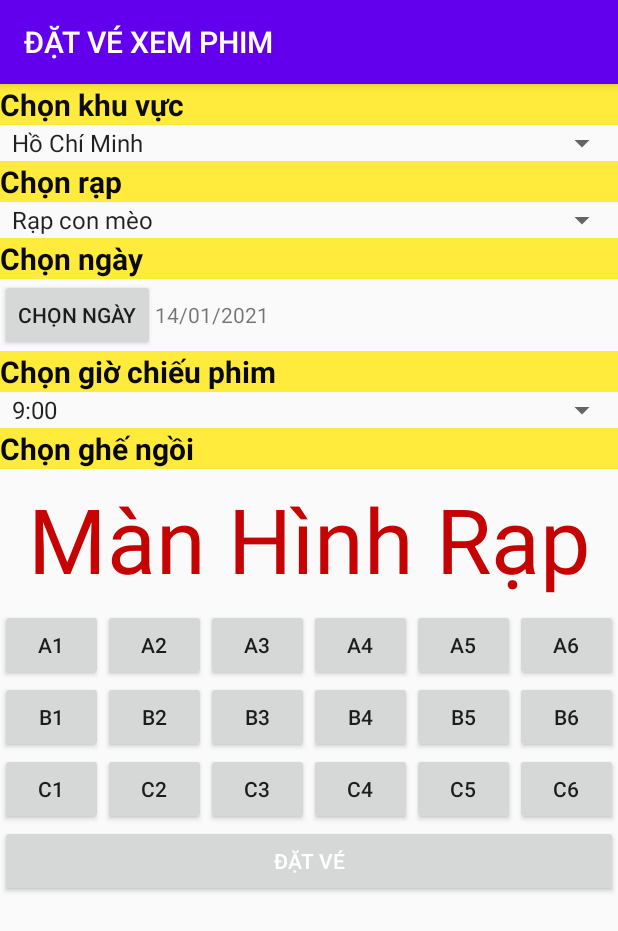
After one commit to HuynhVanBinh-CDPM18C/0306181203_HuynhVanBinh_android, an Android app: the datve screen opened directly, with no data from a screen before it, on a phone screen of 412 x 824 dp. The commit adds this screen. Shown: the top 931 px of the screen. Run offline under Robolectric (Android 15) with nearby library versions, the phone set to English and light mode, and no system bars.

Commit message:
Trọng 14/01
Tạo Giao diện đặt vé xem phim , xử lý các thứ các thứ

```diff
--- a/android22/app/src/main/AndroidManifest.xml
+++ b/android22/app/src/main/AndroidManifest.xml
@@ -12,7 +12,8 @@
         android:roundIcon="@mipmap/ic_launcher_round"
         android:supportsRtl="true"
         android:theme="@style/Theme.Demo1111">
-        <activity android:name=".video"></activity>
+        <activity android:name=".datve"></activity>
+        <activity android:name=".video" />
 
         <meta-data
             android:name="com.facebook.sdk.ApplicationId"
--- a/android22/app/src/main/java/com/example/demo11_11/MainActivity.java
+++ b/android22/app/src/main/java/com/example/demo11_11/MainActivity.java
@@ -86,7 +86,7 @@ public class MainActivity extends AppCompatActivity {
 
         // Tạo request lên server.
         Request sapchieu = new Request.Builder()
-                .url("http://192.168.88.105/api1/apiphimsapchieu.php")
+                .url("http://192.168.1.150:8080/api1/apiphimsapchieu.php")
                 .build();
 
         // Khởi tạo OkHttpClient để lấy dữ liệu.
@@ -137,7 +137,7 @@ public class MainActivity extends AppCompatActivity {
 
         // Tạo request lên server.
         Request request = new Request.Builder()
-                .url("http://192.168.88.105/api1/api.php")
+                .url("http://192.168.1.150:8080/api1/api.php")
                 .build();
 
 
--- a/android22/app/src/main/java/com/example/demo11_11/chitietphim/chitietphimMain.java
+++ b/android22/app/src/main/java/com/example/demo11_11/chitietphim/chitietphimMain.java
@@ -12,6 +12,7 @@ import android.widget.ImageView;
 
 import com.example.demo11_11.R;
 import com.example.demo11_11.danhsachphim.danhsachphimMain;
+import com.example.demo11_11.datve;
 import com.example.demo11_11.video;
 import com.squareup.moshi.JsonAdapter;
 import com.squareup.moshi.Moshi;
@@ -53,7 +54,7 @@ public class chitietphimMain extends AppCompatActivity {
 
         // Tạo request lên server.
         Request request = new Request.Builder()
-                .url("http://192.168.88.105/api1/chitietphim1.php")
+                .url("http://192.168.1.150:8080/api1/chitietphim1.php")
                 .build();
 
 
@@ -86,4 +87,10 @@ public class chitietphimMain extends AppCompatActivity {
         Intent intent = new Intent(chitietphimMain.this, video.class);
         startActivity(intent);
     }
+
+
+    public void datve(View view) {
+        Intent intent = new Intent(chitietphimMain.this , datve.class);
+        startActivity(intent);
+    }
 }
--- a/android22/app/src/main/java/com/example/demo11_11/danhsachphim/danhsachphimMain.java
+++ b/android22/app/src/main/java/com/example/demo11_11/danhsachphim/danhsachphimMain.java
@@ -52,7 +52,7 @@ public class danhsachphimMain extends AppCompatActivity {
 
         // Tạo request lên server.
         Request request = new Request.Builder()
-                .url("http://192.168.88.105/api1/api.php")
+                .url("http://192.168.1.150:8080/api1/api.php")
                 .build();
 
 
@@ -92,7 +92,7 @@ public class danhsachphimMain extends AppCompatActivity {
 
         // Tạo request lên server.
         Request sapchieu = new Request.Builder()
-                .url("http://192.168.88.105/api1/apiphimsapchieu.php")
+                .url("http://192.168.1.150:8080/api1/apiphimsapchieu.php")
                 .build();
 
         // Khởi tạo OkHttpClient để lấy dữ liệu.
--- /dev/null
+++ b/android22/app/src/main/java/com/example/demo11_11/datve.java
@@ -0,0 +1,199 @@
+package com.example.demo11_11;
+
+import android.app.DatePickerDialog;
+import android.app.Dialog;
+import android.support.v7.app.AppCompatActivity;
+import android.os.Bundle;
+import android.view.View;
+import android.widget.AdapterView;
+import android.widget.ArrayAdapter;
+import android.widget.Button;
+import android.widget.DatePicker;
+import android.widget.Spinner;
+import android.widget.TextView;
+import android.widget.Toast;
+
+import java.util.ArrayList;
+import java.util.Calendar;
+import java.util.List;
+
+public class datve extends AppCompatActivity implements View.OnClickListener  {
+    private Button btnA1,btnA2,btnA3,btnA4,btnA5,btnA6,btnB1,btnB2,btnB3,btnB4,btnB5,btnB6,btnC1,btnC2,btnC3,btnC4,btnC5,btnC6;
+    private Button chonngay;
+    int year,month,day;
+    TextView txtNgayduocchon;
+    Calendar cal;
+    @Override
+    protected void onCreate(Bundle savedInstanceState) {
+        super.onCreate(savedInstanceState);
+        setContentView(R.layout.activity_datve);
+        Spinner spnkhuvuc = (Spinner) findViewById(R.id.spnKhuVuc);
+        Spinner spnRap = (Spinner) findViewById(R.id.spnRap);
+        Spinner spnGio = (Spinner) findViewById(R.id.spnGio);
+        //List Khu Vuc
+        List<String> khuvuc = new ArrayList<String>();
+        khuvuc.add("Hồ Chí Minh");
+        khuvuc.add("Hà Nội");
+        khuvuc.add("Vũng Tàu");
+        khuvuc.add("Đà Nẵng");
+        //List Rap
+        List<String> rap = new ArrayList<String>();
+        rap.add("Rạp con mèo");
+        rap.add("Rạp con chó kêu");
+        rap.add("Rạp con gà kêu");
+        rap.add("Rạp con ếch kêu");
+        //list Suat Chieu
+        List<String> suatchieu = new ArrayList<String>();
+        suatchieu.add("9:00");
+        suatchieu.add("11:00");
+        suatchieu.add("13:00");
+        suatchieu.add("15:00");
+        suatchieu.add("17:00");
+        suatchieu.add("19:00");
+        suatchieu.add("21:00");
+        suatchieu.add("23:00");
+
+        // Creating adapter for spinner
+        ArrayAdapter<String> khuvucAdapter = new ArrayAdapter<String>(this, android.R.layout.simple_spinner_item, khuvuc );
+        ArrayAdapter<String> rapAdapter = new ArrayAdapter<String>(this, android.R.layout.simple_spinner_item, rap );
+        ArrayAdapter<String> suatAdapter = new ArrayAdapter<String>(this, android.R.layout.simple_spinner_item, suatchieu );
+        // Drop down layout style - list view with radio button
+        khuvucAdapter.setDropDownViewResource(android.R.layout.simple_spinner_dropdown_item);
+        rapAdapter.setDropDownViewResource(android.R.layout.simple_spinner_dropdown_item);
+        suatAdapter.setDropDownViewResource(android.R.layout.simple_spinner_dropdown_item);
+        // attaching data adapter to spinner
+        spnkhuvuc.setAdapter(khuvucAdapter);
+        spnRap.setAdapter(rapAdapter);
+        spnGio.setAdapter(suatAdapter);
+
+        btnA1 = findViewById(R.id.btnA1);
+        btnA2 = findViewById(R.id.btnA2);
+        btnA3 = findViewById(R.id.btnA3);
+        btnA4 = findViewById(R.id.btnA4);
+        btnA5 = findViewById(R.id.btnA5);
+        btnA6 = findViewById(R.id.btnA6);
+        btnA1.setOnClickListener(this);
+        btnA2.setOnClickListener(this);
+        btnA3.setOnClickListener(this);
+        btnA4.setOnClickListener(this);
+        btnA5.setOnClickListener(this);
+        btnA6.setOnClickListener(this);
+
+        btnB1 = findViewById(R.id.btnB1);
+        btnB2 = findViewById(R.id.btnB2);
+        btnB3 = findViewById(R.id.btnB3);
+        btnB4= findViewById(R.id.btnB4);
+        btnB5 = findViewById(R.id.btnB5);
+        btnB6 = findViewById(R.id.btnB6);
+        btnB1.setOnClickListener(this);
+        btnB2.setOnClickListener(this);
+        btnB3.setOnClickListener(this);
+        btnB4.setOnClickListener(this);
+        btnB5.setOnClickListener(this);
+        btnB6.setOnClickListener(this);
+
+        btnC1 = findViewById(R.id.btnC1);
+        btnC2 = findViewById(R.id.btnC2);
+        btnC3 = findViewById(R.id.btnC3);
+        btnC4= findViewById(R.id.btnC4);
+        btnC5 = findViewById(R.id.btnC5);
+        btnC6 = findViewById(R.id.btnC6);
+        btnC1.setOnClickListener(this);
+        btnC2.setOnClickListener(this);
+        btnC3.setOnClickListener(this);
+        btnC4.setOnClickListener(this);
+        btnC5.setOnClickListener(this);
+        btnC6.setOnClickListener(this);
+
+        chonngay = findViewById(R.id.btnChonNgay);
+        txtNgayduocchon = findViewById(R.id.txtNgayduochon);
+        cal = Calendar.getInstance();
+        year = cal.get(Calendar.YEAR);
+        month = cal.get(Calendar.MONTH);
+        day = cal.get(Calendar.DAY_OF_MONTH);
+        showDate(year,month+1,day);
+
+        //OnClick nut chon ngay
+        chonngay.setOnClickListener(new View.OnClickListener() {
+            @Override
+            public void onClick(View v) {
+                showDialog(1);
+                Toast.makeText(getApplicationContext(), "Choose a day!", Toast.LENGTH_SHORT).show();
+            }
+        });
+    }
+    public void onItemSelected(AdapterView<?> parent, View view, int position, long id) {
+        // On selecting a spinner item
+        String item = parent.getItemAtPosition(position).toString();
+
+        // Showing selected spinner item
+        Toast.makeText(parent.getContext(), "Selected: " + item, Toast.LENGTH_LONG).show();
+    }
+    public void onNothingSelected(AdapterView<?> arg0) {
+        // TODO Auto-generated method stub
+    }
+    @Override
+    protected Dialog onCreateDialog(int id){
+        if (id==1){
+            return new DatePickerDialog(this , dateSetListener , year,month,day);
+        }
+        return null;
+    }
+    DatePickerDialog.OnDateSetListener dateSetListener = new DatePickerDialog.OnDateSetListener() {
+        @Override
+        public void onDateSet(DatePicker view, int year, int month, int dayOfMonth) {
+            txtNgayduocchon.setText("");
+            showDate(year,month+1,dayOfMonth);
+        }
+    };
+
+    //hien ngay
+    private void showDate(int year,int month , int day)
+    {
+        txtNgayduocchon.setText(new StringBuilder().append(day>9 ? day : "0" + day).append("/").append(month > 9 ? month : "0" + month).append("/").append(year));
+    }
+
+    //OnClick ghe
+    @Override
+    public void onClick(View view) {
+        switch (view.getId())
+        {
+            case R.id.btnA1:
+                Toast.makeText(getApplicationContext(), "A1", Toast.LENGTH_LONG).show();
+            case R.id.btnA2:
+                Toast.makeText(getApplicationContext(), "A2", Toast.LENGTH_LONG).show();
+            case R.id.btnA3:
+                Toast.makeText(getApplicationContext(), "A3", Toast.LENGTH_LONG).show();
+            case R.id.btnA4:
+                Toast.makeText(getApplicationContext(), "A1", Toast.LENGTH_LONG).show();
+            case R.id.btnA5:
+                Toast.makeText(getApplicationContext(), "A2", Toast.LENGTH_LONG).show();
+            case R.id.btnA6:
+                Toast.makeText(getApplicationContext(), "A3", Toast.LENGTH_LONG).show();
+            case R.id.btnB1:
+                Toast.makeText(getApplicationContext(), "A1", Toast.LENGTH_LONG).show();
+            case R.id.btnB2:
+                Toast.makeText(getApplicationContext(), "A2", Toast.LENGTH_LONG).show();
+            case R.id.btnB3:
+                Toast.makeText(getApplicationContext(), "A3", Toast.LENGTH_LONG).show();
+            case R.id.btnB4:
+                Toast.makeText(getApplicationContext(), "A1", Toast.LENGTH_LONG).show();
+            case R.id.btnB5:
+                Toast.makeText(getApplicationContext(), "A2", Toast.LENGTH_LONG).show();
+            case R.id.btnB6:
+                Toast.makeText(getApplicationContext(), "A3", Toast.LENGTH_LONG).show();
+            case R.id.btnC1:
+                Toast.makeText(getApplicationContext(), "A1", Toast.LENGTH_LONG).show();
+            case R.id.btnC2:
+                Toast.makeText(getApplicationContext(), "A2", Toast.LENGTH_LONG).show();
+            case R.id.btnC3:
+                Toast.makeText(getApplicationContext(), "A3", Toast.LENGTH_LONG).show();
+            case R.id.btnC4:
+                Toast.makeText(getApplicationContext(), "A1", Toast.LENGTH_LONG).show();
+            case R.id.btnC5:
+                Toast.makeText(getApplicationContext(), "A2", Toast.LENGTH_LONG).show();
+            case R.id.btnC6:
+                Toast.makeText(getApplicationContext(), "A3", Toast.LENGTH_LONG).show();
+        }
+    }
+}
--- a/android22/app/src/main/res/layout/activity_chitietphim.xml
+++ b/android22/app/src/main/res/layout/activity_chitietphim.xml
@@ -118,6 +118,7 @@
             android:text="ĐẶT VÉ"
             android:textColor="#FFFFFF"
             android:textSize="30sp"
+            android:onClick="datve"
             app:layout_constraintBottom_toBottomOf="parent"
             app:layout_constraintEnd_toEndOf="parent"
             app:layout_constraintHorizontal_bias="0.497"
--- /dev/null
+++ b/android22/app/src/main/res/layout/activity_datve.xml
@@ -0,0 +1,274 @@
+<?xml version="1.0" encoding="utf-8"?>
+<android.support.constraint.ConstraintLayout xmlns:android="http://schemas.android.com/apk/res/android"
+    xmlns:app="http://schemas.android.com/apk/res-auto"
+    xmlns:tools="http://schemas.android.com/tools"
+    android:layout_width="match_parent"
+    android:layout_height="match_parent"
+    tools:context=".datve">
+
+    <ScrollView
+        android:id="@+id/scrollView3"
+        android:layout_width="match_parent"
+        android:layout_height="match_parent"
+        app:layout_constraintBottom_toBottomOf="parent"
+        app:layout_constraintEnd_toEndOf="parent"
+        app:layout_constraintHorizontal_bias="0.0"
+        app:layout_constraintStart_toStartOf="parent"
+        app:layout_constraintTop_toTopOf="parent"
+        app:layout_constraintVertical_bias="0.0">
+
+        <LinearLayout
+            android:layout_width="match_parent"
+            android:layout_height="wrap_content"
+            android:orientation="vertical">
+
+            <TextView
+                android:id="@+id/textView"
+                android:layout_width="match_parent"
+                android:layout_height="wrap_content"
+                android:background="#FFEB3B"
+                android:text="Chọn khu vực "
+                android:textColor="#0C0C0C"
+                android:textSize="20sp"
+                android:textStyle="bold" />
+
+            <Spinner
+                android:id="@+id/spnKhuVuc"
+                android:layout_width="match_parent"
+                android:layout_height="wrap_content" />
+
+            <TextView
+                android:id="@+id/textView2"
+                android:layout_width="match_parent"
+                android:layout_height="wrap_content"
+                android:background="#FFEB3B"
+                android:text="Chọn rạp"
+                android:textColor="#0B0A0A"
+                android:textSize="20sp"
+                android:textStyle="bold" />
+
+            <Spinner
+                android:id="@+id/spnRap"
+                android:layout_width="match_parent"
+                android:layout_height="wrap_content" />
+
+            <TextView
+                android:id="@+id/txtNgay"
+                android:layout_width="match_parent"
+                android:layout_height="wrap_content"
+                android:background="#FFEB3B"
+                android:text="Chọn ngày "
+                android:textColor="#0B0A0A"
+                android:textSize="20sp"
+                android:textStyle="bold" />
+
+            <LinearLayout
+                android:layout_width="match_parent"
+                android:layout_height="match_parent"
+                android:orientation="horizontal">
+
+                <Button
+                    android:id="@+id/btnChonNgay"
+                    android:layout_width="wrap_content"
+                    android:layout_height="wrap_content"
+                    android:text="Chọn Ngày" />
+
+                <TextView
+                    android:id="@+id/txtNgayduochon"
+                    android:layout_width="287dp"
+                    android:layout_height="wrap_content"
+                    android:layout_weight="1"
+                    android:text="dd/mm/yy" />
+            </LinearLayout>
+
+            <TextView
+                android:id="@+id/textView4"
+                android:layout_width="match_parent"
+                android:layout_height="wrap_content"
+                android:background="#FFEB3B"
+                android:text="Chọn giờ chiếu phim"
+                android:textColor="#090909"
+                android:textSize="20sp"
+                android:textStyle="bold" />
+
+            <Spinner
+                android:id="@+id/spnGio"
+                android:layout_width="match_parent"
+                android:layout_height="wrap_content" />
+
+            <TextView
+                android:id="@+id/textView5"
+                android:layout_width="match_parent"
+                android:layout_height="wrap_content"
+                android:background="#FFEB3B"
+                android:text="Chọn ghế ngồi "
+                android:textColor="#070707"
+                android:textSize="20sp"
+                android:textStyle="bold" />
+
+            <TextView
+                android:id="@+id/textView6"
+                android:layout_width="match_parent"
+                android:layout_height="93dp"
+                android:gravity="center"
+                android:text="Màn Hình Rạp"
+                android:textColor="#C50303"
+                android:textSize="60sp" />
+
+            <LinearLayout
+                android:id="@+id/linearA"
+                android:layout_width="match_parent"
+                android:layout_height="wrap_content"
+                android:orientation="horizontal">
+
+                <Button
+                    android:id="@+id/btnA1"
+                    android:layout_width="wrap_content"
+                    android:layout_height="wrap_content"
+                    android:layout_weight="1"
+                    android:text="A1" />
+
+                <Button
+                    android:id="@+id/btnA2"
+                    android:layout_width="wrap_content"
+                    android:layout_height="wrap_content"
+                    android:layout_weight="1"
+                    android:text="A2" />
+
+                <Button
+                    android:id="@+id/btnA3"
+                    android:layout_width="wrap_content"
+                    android:layout_height="wrap_content"
+                    android:layout_weight="1"
+                    android:text="A3" />
+
+                <Button
+                    android:id="@+id/btnA4"
+                    android:layout_width="wrap_content"
+                    android:layout_height="wrap_content"
+                    android:layout_weight="1"
+                    android:text="A4" />
+
+                <Button
+                    android:id="@+id/btnA5"
+                    android:layout_width="wrap_content"
+                    android:layout_height="wrap_content"
+                    android:layout_weight="1"
+                    android:text="A5" />
+
+                <Button
+                    android:id="@+id/btnA6"
+                    android:layout_width="wrap_content"
+                    android:layout_height="wrap_content"
+                    android:layout_weight="1"
+                    android:text="A6" />
+            </LinearLayout>
+
+            <LinearLayout
+                android:id="@+id/LinearB"
+                android:layout_width="match_parent"
+                android:layout_height="wrap_content"
+                android:orientation="horizontal">
+
+                <Button
+                    android:id="@+id/btnB1"
+                    android:layout_width="wrap_content"
+                    android:layout_height="wrap_content"
+                    android:layout_weight="1"
+                    android:text="B1" />
+
+                <Button
+                    android:id="@+id/btnB2"
+                    android:layout_width="wrap_content"
+                    android:layout_height="wrap_content"
+                    android:layout_weight="1"
+                    android:text="B2" />
+
+                <Button
+                    android:id="@+id/btnB3"
+                    android:layout_width="wrap_content"
+                    android:layout_height="wrap_content"
+                    android:layout_weight="1"
+                    android:text="B3" />
+
+                <Button
+                    android:id="@+id/btnB4"
+                    android:layout_width="wrap_content"
+                    android:layout_height="wrap_content"
+                    android:layout_weight="1"
+                    android:text="B4" />
+
+                <Button
+                    android:id="@+id/btnB5"
+                    android:layout_width="wrap_content"
+                    android:layout_height="wrap_content"
+                    android:layout_weight="1"
+                    android:text="B5" />
+
+                <Button
+                    android:id="@+id/btnB6"
+                    android:layout_width="wrap_content"
+                    android:layout_height="wrap_content"
+                    android:layout_weight="1"
+                    android:text="B6" />
+            </LinearLayout>
+
+            <LinearLayout
+                android:id="@+id/LinearC"
+                android:layout_width="match_parent"
+                android:layout_height="match_parent"
+                android:orientation="horizontal">
+
+                <Button
+                    android:id="@+id/btnC1"
+                    android:layout_width="wrap_content"
+                    android:layout_height="wrap_content"
+                    android:layout_weight="1"
+                    android:text="C1" />
+
+                <Button
+                    android:id="@+id/btnC2"
+                    android:layout_width="wrap_content"
+                    android:layout_height="wrap_content"
+                    android:layout_weight="1"
+                    android:text="C2" />
+
+                <Button
+                    android:id="@+id/btnC3"
+                    android:layout_width="wrap_content"
+                    android:layout_height="wrap_content"
+                    android:layout_weight="1"
+                    android:text="C3" />
+
+                <Button
+                    android:id="@+id/btnC4"
+                    android:layout_width="wrap_content"
+                    android:layout_height="wrap_content"
+                    android:layout_weight="1"
+                    android:text="C4" />
+
+                <Button
+                    android:id="@+id/btnC5"
+                    android:layout_width="wrap_content"
+                    android:layout_height="wrap_content"
+                    android:layout_weight="1"
+                    android:text="C5" />
+
+                <Button
+                    android:id="@+id/btnC6"
+                    android:layout_width="wrap_content"
+                    android:layout_height="wrap_content"
+                    android:layout_weight="1"
+                    android:text="C6" />
+            </LinearLayout>
+
+            <Button
+                android:id="@+id/btnDatVe"
+                android:layout_width="match_parent"
+                android:layout_height="wrap_content"
+                android:text="Đặt vé"
+                android:textColor="#FFFFFF"
+                />
+        </LinearLayout>
+    </ScrollView>
+</android.support.constraint.ConstraintLayout>
--- a/android22/app/src/main/res/values/strings.xml
+++ b/android22/app/src/main/res/values/strings.xml
@@ -8,7 +8,8 @@
     <string name="second_fragment_label">Second Fragment</string>
     <string name="next">Next</string>
     <string name="previous">Previous</string>
-    <string name="facebook_app_id">211791027270855</string> <string name="fb_login_protocol_scheme">fb211791027270855</string>
+    <string name="facebook_app_id">211791027270855</string>
+    <string name="fb_login_protocol_scheme">fb211791027270855</string>
 
     <string name="hello_first_fragment">Hello first fragment</string>
     <string name="hello_second_fragment">Hello second fragment. Arg: %1$s</string>
--- a/android22/app/src/main/res/xml/networksecurityconfig.xml
+++ b/android22/app/src/main/res/xml/networksecurityconfig.xml
@@ -1,6 +1,6 @@
 <?xml version="1.0" encoding="utf-8"?>
 <network-security-config>
     <domain-config cleartextTrafficPermitted="true">
-        <domain includeSubdomains="true">192.168.88.105</domain>
+        <domain includeSubdomains="true">192.168.1.150</domain>
     </domain-config>
 </network-security-config>
```
